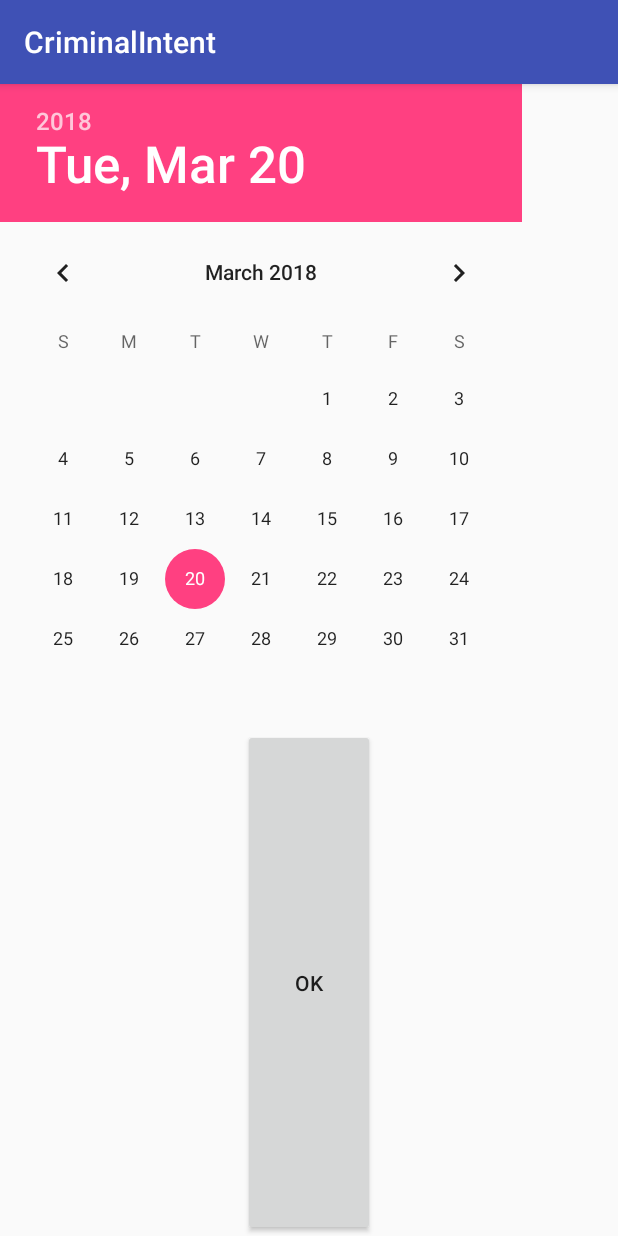
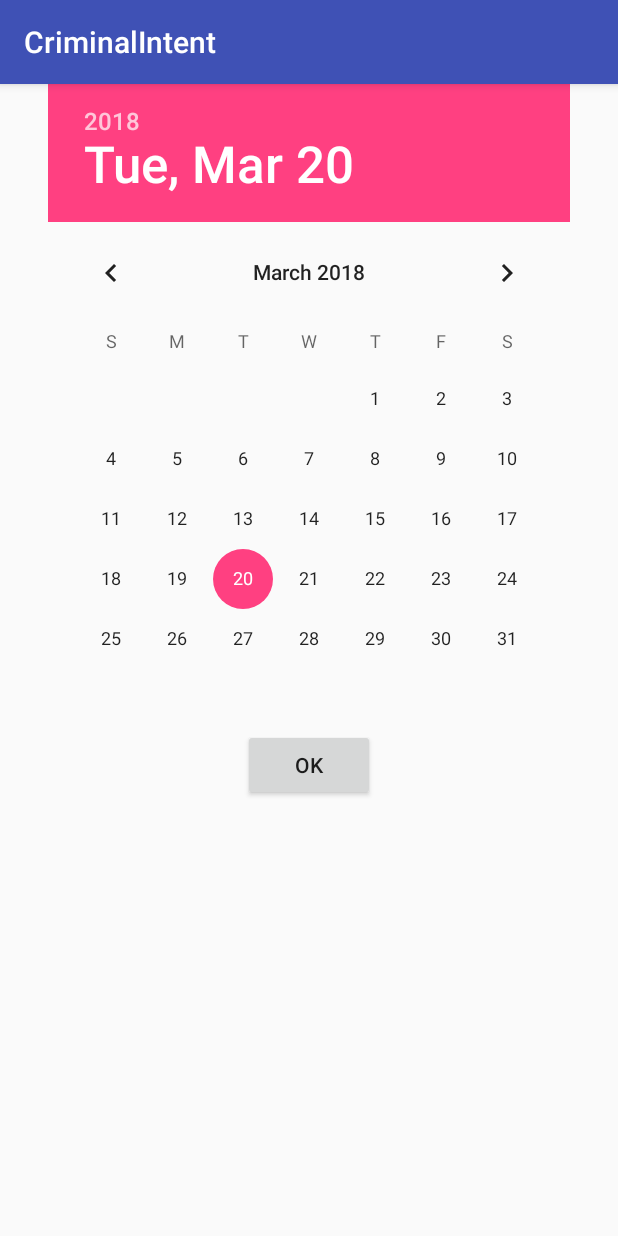
Before and after one commit to IfChyy/CriminalIntent, an Android app: the CrimePagerActicity screen opened directly, with no data from a screen before it, after a tap on an icon or button, on a phone screen of 412 x 824 dp. Run offline under Robolectric (Android 15) with nearby library versions, the phone set to English and light mode, and no system bars.

Commit message:
add tablet mode add challenge from chapter 12 dialog in tablet mode, activity for phone for datepicker dialog/activity

```diff
--- a/app/src/main/java/com/example/user/criminalintent/CrimeFragment.java
+++ b/app/src/main/java/com/example/user/criminalintent/CrimeFragment.java
@@ -11,6 +11,7 @@ import android.graphics.Bitmap;
 import android.graphics.BitmapFactory;
 import android.net.Uri;
 import android.os.Bundle;
+import android.os.Handler;
 import android.os.StrictMode;
 import android.provider.ContactsContract;
 import android.provider.MediaStore;
@@ -27,6 +28,7 @@ import android.view.MenuInflater;
 import android.view.MenuItem;
 import android.view.View;
 import android.view.ViewGroup;
+import android.view.ViewTreeObserver;
 import android.widget.Button;
 import android.widget.CheckBox;
 import android.widget.CompoundButton;
@@ -56,6 +58,7 @@ public class CrimeFragment extends Fragment implements View.OnClickListener {
     public static final String ARG_CRIME_ID = "crime_id";
     public static final String ITEM_ID = "item_id";
     private static final int DIALOG_DATE1 = 25;
+    private static final String DIALOG_DATE = "DialogDate";
     private static final String DIALOG_TIME = "DialogTime";
     private static final int REQUEST_DATE = 0;
     private static final int REQUEST_TIME = 1;
@@ -86,6 +89,11 @@ public class CrimeFragment extends Fragment implements View.OnClickListener {
     private File photoFile;
     //intent to open the camera
     final Intent captureImage = new Intent(MediaStore.ACTION_IMAGE_CAPTURE);
+
+    //width and height gotten after viewtree observer listening for layout pass
+    private int photoViewWidth, photoViewHeight;
+    //callbacks for updating ui real time on tablets
+    private Callbacks callbacks;
 
     //called when new instance of crimefragment is needed to be creade
     public static CrimeFragment newInstance(UUID crimeID) {
@@ -132,6 +140,7 @@ public class CrimeFragment extends Fragment implements View.OnClickListener {
             @Override
             public void onTextChanged(CharSequence charSequence, int i, int i1, int i2) {
                 crime.setTitle(charSequence.toString());
+                updateCrime();
             }
 
             @Override
@@ -158,6 +167,7 @@ public class CrimeFragment extends Fragment implements View.OnClickListener {
             @Override
             public void onCheckedChanged(CompoundButton compoundButton, boolean isChecked) {
                 crime.setSolved(isChecked);
+                updateCrime();
             }
         });
 
@@ -188,8 +198,30 @@ public class CrimeFragment extends Fragment implements View.OnClickListener {
         photoButton.setOnClickListener(this);
         //image view to display the image
         photoView = v.findViewById(R.id.crime_photo);
+        ViewTreeObserver viewTreeObserver = photoView.getViewTreeObserver();
+        viewTreeObserver.addOnGlobalLayoutListener(new ViewTreeObserver.OnGlobalLayoutListener() {
+            @Override
+            public void onGlobalLayout() {
+
+                photoViewWidth = photoView.getWidth();
+                photoViewHeight = photoView.getHeight();
+
+            }
+        });
         photoView.setOnClickListener(this);
 
+        //use runnable thread with hanlder to delay the loading of the image into the photoview
+        //used for performance issue with slow loading of fragment while waiting for
+        //view tree observer to load and pass the dimensions of the imageview we neeed
+        //this way we delay by 80 milliseconds the loading of the suspect image into the imageview
+        //the result is flawless loading of fragment and instant loading of image with no lag in the app
+        Handler handler = new Handler();
+        handler.postDelayed(new Runnable() {
+            @Override
+            public void run() {
+                updatePhotoView(photoViewWidth, photoViewHeight);
+            }
+        }, 80);
 
         //check if there is camera app on the device and therefore enable or disable camera button
         boolean canTakePhoto = photoFile != null && captureImage.resolveActivity(packageManager) != null;
@@ -204,7 +236,7 @@ public class CrimeFragment extends Fragment implements View.OnClickListener {
         }
 
         //update hte photoview with the last photo taken
-        updatePhotoView();
+
 
         return v;
 
@@ -235,6 +267,7 @@ public class CrimeFragment extends Fragment implements View.OnClickListener {
                 CrimeLab.get(getActivity()).deleteCrime(crime);
                 getActivity().finish();
                 return true;
+
             default:
                 return super.onOptionsItemSelected(item);
         }
@@ -253,16 +286,19 @@ public class CrimeFragment extends Fragment implements View.OnClickListener {
 
     @Override
     public void onClick(View view) {
+
         if (view.getId() == dateButton.getId()) {
-           /* manager = getFragmentManager();
-            DatePickerFragment dialog = DatePickerFragment.newInstance(crime.getDate());
-            //requests information using parametar from previous fragment
-            dialog.setTargetFragment(CrimeFragment.this, REQUEST_DATE);
-            dialog.show(manager, DIALOG_DATE);*/
+            if (getActivity().findViewById(R.id.detail_fragment_container) != null) {
 
-            Intent in = DatePickerActivity.newIntent(getActivity(), crime.getDate());
-            // startActivity(in);
-            startActivityForResult(in, DIALOG_DATE1);
+                manager = getFragmentManager();
+                DatePickerFragment dialog = DatePickerFragment.newInstance(crime.getDate());
+                //requests information using parametar from previous fragment
+                dialog.setTargetFragment(CrimeFragment.this, REQUEST_DATE);
+                dialog.show(manager, DIALOG_DATE);
+            } else {
+                Intent in = DatePickerActivity.newIntent(getActivity(), crime.getDate());
+                startActivityForResult(in, DIALOG_DATE1);
+            }
 
         }
 
@@ -309,6 +345,7 @@ public class CrimeFragment extends Fragment implements View.OnClickListener {
             StrictMode.VmPolicy.Builder builder = new StrictMode.VmPolicy.Builder();
             StrictMode.setVmPolicy(builder.build());
             startActivityForResult(captureImage, REQUEST_PHOTO);
+
         }
 
         if (view.getId() == photoView.getId()) {
@@ -333,7 +370,10 @@ public class CrimeFragment extends Fragment implements View.OnClickListener {
         if (requestCode == REQUEST_DATE || requestCode == DIALOG_DATE1) {
             Date date = (Date) data.getSerializableExtra(DatePickerFragment.EXTRA_DATE);
             crime.setDate(date);
+            updateCrime();
             updateDate();
+            Toast.makeText(getActivity(), date+"", Toast.LENGTH_SHORT).show();
+           // dateButton.setText("KETI");
 
             //request the time from the fragment dialog and return it in the button
         } else if (requestCode == REQUEST_TIME) {
@@ -343,6 +383,7 @@ public class CrimeFragment extends Fragment implements View.OnClickListener {
             crime.getDate().setHours(time.getHours());
             //time button
             updateTime();
+            updateCrime();
 
             //request the name of the contact selected and return in on the button
         } else if (requestCode == REQUEST_CONTACT && data != null) {
@@ -405,6 +446,7 @@ public class CrimeFragment extends Fragment implements View.OnClickListener {
                         String number = phones.getString(phones.getColumnIndex(ContactsContract.CommonDataKinds.Phone.NUMBER));
                         callButton.setText(number);
                         crime.setSuspectNumber(number);
+                        updateCrime();
                     }
                     //finaly close the cursors
                     cursor.close();
@@ -413,7 +455,8 @@ public class CrimeFragment extends Fragment implements View.OnClickListener {
                 }
             }
         } else if (requestCode == REQUEST_PHOTO) {
-            updatePhotoView();
+            updateCrime();
+            updatePhotoView(photoViewWidth, photoViewHeight);
         }
     }
 
@@ -427,7 +470,6 @@ public class CrimeFragment extends Fragment implements View.OnClickListener {
     //method to update dateButton text and time button text
     private void updateDate() {
         //date button
-        Calendar calendar = Calendar.getInstance();
         SimpleDateFormat simpleDateFormat = new SimpleDateFormat("EEE, d MMM yyyy");
         Date date = crime.getDate();
         dateButton.setText(simpleDateFormat.format(date));
@@ -472,11 +514,11 @@ public class CrimeFragment extends Fragment implements View.OnClickListener {
     }
 
     //update the photoview after getting right dimensions
-    public void updatePhotoView() {
+    public void updatePhotoView(int widht, int height) {
         if (photoView == null || !photoFile.exists()) {
             photoView.setEnabled(false);
         } else {
-            Bitmap bitmap = PictureUtils.getScaledBitmap(photoFile.getPath(), getActivity());
+            Bitmap bitmap = PictureUtils.getScaledBitmap(photoFile.getPath(), widht, height);
             photoView.setImageBitmap(bitmap);
             photoView.setRotation(90);
             photoView.setEnabled(true);
@@ -484,4 +526,29 @@ public class CrimeFragment extends Fragment implements View.OnClickListener {
     }
 
 
+    //------------------CALLBACKS INTERFACE
+
+    //uses crimeUpdate method to update hte list of crimes on tablest in real time
+    public interface Callbacks {
+        void onCrimeUpdate(Crime crme);
+    }
+
+    @Override
+    public void onAttach(Activity activity) {
+        super.onAttach(activity);
+        callbacks = (Callbacks) activity;
+    }
+
+    @Override
+    public void onDetach() {
+        super.onDetach();
+        callbacks = null;
+    }
+
+    private void updateCrime() {
+        CrimeLab.get(getActivity()).updateCrime(crime);
+        callbacks.onCrimeUpdate(crime);
+    }
+
+
 }
--- a/app/src/main/java/com/example/user/criminalintent/CrimePagerActicity.java
+++ b/app/src/main/java/com/example/user/criminalintent/CrimePagerActicity.java
@@ -26,7 +26,7 @@ import java.util.UUID;
  * using left and right swipe to display different CrimeFragmetns
  */
 
-public class CrimePagerActicity extends AppCompatActivity {
+public class CrimePagerActicity extends AppCompatActivity  implements CrimeFragment.Callbacks{
 
     public static final String EXTRA_CRIME_ID = "com.example.user.criminalintent.crime_id";
 
@@ -77,4 +77,11 @@ public class CrimePagerActicity extends AppCompatActivity {
         in.putExtra(EXTRA_CRIME_ID, crimeId);
         return in;
     }
+
+    @Override
+    public void onCrimeUpdate(Crime crme) {
+
+    }
+
+
 }
--- a/app/src/main/java/com/example/user/criminalintent/DatePickerFragment.java
+++ b/app/src/main/java/com/example/user/criminalintent/DatePickerFragment.java
@@ -63,7 +63,7 @@ public class DatePickerFragment extends DialogFragment implements View.OnClickLi
         return v;
     }
 
- /*   @Override
+   /* @Override
     public Dialog onCreateDialog(Bundle savedInstanceState) {
         //get the argumentad passed date and get values for year month and day
         Date date = (Date) getArguments().getSerializable(ARG_DATE);
@@ -79,7 +79,10 @@ public class DatePickerFragment extends DialogFragment implements View.OnClickLi
         datePicker = v.findViewById(R.id.dialog_date_date_picker);
         datePicker.init(year, month, day, null);
 
-        return new AlertDialog.Builder(getActivity()).setView(v).setTitle(R.string.date_picker_title).setPositiveButton(android.R.string.ok, this).create();
+        okButton = v.findViewById(R.id.date_picker_ok_button);
+        okButton.setOnClickListener(this);
+
+        return new AlertDialog.Builder(getActivity()).setView(v).setTitle(R.string.date_picker_title).create();
     }*/
 
     //pass date argument from other fragmentsto this one with containing date element
@@ -107,7 +110,7 @@ public class DatePickerFragment extends DialogFragment implements View.OnClickLi
 
     }
 
-    public void setResult(int resultCode, Intent data){
+    public void setResult(int resultCode, Intent data) {
 
     }
 
@@ -120,10 +123,19 @@ public class DatePickerFragment extends DialogFragment implements View.OnClickLi
         //sendResult(Activity.RESULT_OK, date);
         //getDialog().dismiss();
         //CHALENGE OPEN DATE PICKER DIALOG AS ACTIVITY
-        Intent in = new Intent();
-        in.putExtra(EXTRA_DATE, date);
-        getActivity().setResult(Activity.RESULT_OK, in);
-        getActivity().finish();
+
+
+        if (getActivity().findViewById(R.id.detail_fragment_container) != null) {
+            sendResult(Activity.RESULT_OK, date);
+            getDialog().dismiss();
+
+        } else {
+            Intent in = new Intent();
+            in.putExtra(EXTRA_DATE, date);
+            getActivity().setResult(Activity.RESULT_OK, in);
+
+            getActivity().finish();
+        }
 
 
     }
--- a/app/src/main/java/com/example/user/criminalintent/SingleFragmentActivity.java
+++ b/app/src/main/java/com/example/user/criminalintent/SingleFragmentActivity.java
@@ -1,6 +1,7 @@
 package com.example.user.criminalintent;
 
 import android.os.Bundle;
+import android.support.annotation.LayoutRes;
 import android.support.annotation.Nullable;
 import android.support.v4.app.Fragment;
 import android.support.v4.app.FragmentActivity;
@@ -22,10 +23,17 @@ public abstract class SingleFragmentActivity extends AppCompatActivity {
 
     private FragmentManager fm;
 
+
+    //subclases of SingleFragmentActivity can choose to overide this method and return different layout
+    @LayoutRes
+    protected int getLayoutResId(){
+        return R.layout.activity_masterdetail;
+    }
+
     @Override
     public void onCreate(@Nullable Bundle savedInstanceState) {
         super.onCreate(savedInstanceState);
-        setContentView(R.layout.activity_fragment);
+        setContentView(getLayoutResId());
 
         //initialise fragment manager
         fm = getSupportFragmentManager();
--- a/app/src/main/res/layout/dialog_date.xml
+++ b/app/src/main/res/layout/dialog_date.xml
@@ -1,12 +1,13 @@
 <LinearLayout xmlns:android="http://schemas.android.com/apk/res/android"
-    android:layout_width="wrap_content"
-    android:layout_height="wrap_content"
+    android:layout_width="match_parent"
+    android:layout_height="match_parent"
     android:orientation="vertical">
 
     <DatePicker xmlns:android="http://schemas.android.com/apk/res/android"
         android:id="@+id/dialog_date_date_picker"
         android:layout_width="wrap_content"
         android:layout_height="wrap_content"
+        android:layout_gravity="center_horizontal"
         android:calendarViewShown="false">
 
     </DatePicker>
@@ -15,7 +16,6 @@
         android:id="@+id/date_picker_ok_button"
         android:layout_width="wrap_content"
         android:layout_height="wrap_content"
-        android:layout_weight="1"
         android:layout_gravity="center"
         android:text="@string/date_picker_button"/>
 
--- /dev/null
+++ b/app/src/main/res/values-sw600dp/refs.xml
@@ -0,0 +1,4 @@
+<?xml version="1.0" encoding="utf-8"?>
+<resources>
+    <item name="activity_masterdetail" type="layout">@layout/activity_twopane</item>
+</resources>
--- /dev/null
+++ b/app/src/main/res/values/refs.xml
@@ -0,0 +1,6 @@
+<?xml version="1.0" encoding="utf-8"?>
+<resources>
+
+    <item name="activity_masterdetail" type="layout">@layout/activity_fragment</item>
+    <item name="datepicker_masterdetail" type="layout">@layout/dialog_date</item>
+</resources>
```
Also changed, not shown: app/src/main/java/com/example/user/criminalintent/CrimeListActivity.java (+32 -1 lines), app/src/main/java/com/example/user/criminalintent/CrimeListFragment.java (+40 -5 lines), app/src/main/java/com/example/user/criminalintent/PictureUtils.java (+7 -0 lines), app/src/main/res/layout/activity_twopane.xml (added, +22 -0 lines), app/src/main/res/drawable-hdpi/ic_loading_icon.png (added), app/src/main/res/drawable-mdpi/ic_loading_icon.png (added), app/src/main/res/drawable-xhdpi/ic_loading_icon.png (added), app/src/main/res/drawable-xxhdpi/ic_loading_icon.png (added).
